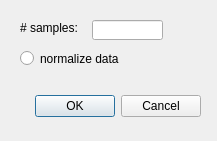
Above: InversePM/GenerateSamplesWidget.ui from gnishida/LSystem before the change. Below: the same form after it.
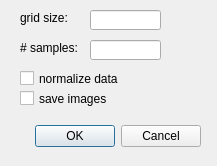
That is the form after the change.

What changed in the file:
```diff
--- a/InversePM/GenerateSamplesWidget.ui
+++ b/InversePM/GenerateSamplesWidget.ui
@@ -7,7 +7,7 @@
     <x>0</x>
     <y>0</y>
     <width>217</width>
-    <height>141</height>
+    <height>166</height>
    </rect>
   </property>
   <property name="windowTitle">
@@ -17,7 +17,7 @@
    <property name="geometry">
     <rect>
      <x>10</x>
-     <y>90</y>
+     <y>120</y>
      <width>191</width>
      <height>33</height>
     </rect>
@@ -71,7 +71,7 @@
    <property name="geometry">
     <rect>
      <x>20</x>
-     <y>20</y>
+     <y>40</y>
      <width>61</width>
      <height>16</height>
     </rect>
@@ -83,19 +83,42 @@
   <widget class="QLineEdit" name="lineEditNumSamples">
    <property name="geometry">
     <rect>
-     <x>92</x>
-     <y>20</y>
+     <x>90</x>
+     <y>40</y>
      <width>71</width>
      <height>20</height>
     </rect>
    </property>
   </widget>
-  <widget class="QRadioButton" name="radioButtonNormalizeData">
+  <widget class="QLabel" name="label_2">
    <property name="geometry">
     <rect>
      <x>20</x>
-     <y>50</y>
-     <width>111</width>
+     <y>10</y>
+     <width>61</width>
+     <height>16</height>
+    </rect>
+   </property>
+   <property name="text">
+    <string>grid size:</string>
+   </property>
+  </widget>
+  <widget class="QLineEdit" name="lineEditNumGrid">
+   <property name="geometry">
+    <rect>
+     <x>90</x>
+     <y>10</y>
+     <width>71</width>
+     <height>20</height>
+    </rect>
+   </property>
+  </widget>
+  <widget class="QCheckBox" name="checkBoxNormalizeData">
+   <property name="geometry">
+    <rect>
+     <x>20</x>
+     <y>70</y>
+     <width>121</width>
      <height>17</height>
     </rect>
    </property>
@@ -103,6 +126,19 @@
     <string>normalize data</string>
    </property>
   </widget>
+  <widget class="QCheckBox" name="checkBoxSaveImages">
+   <property name="geometry">
+    <rect>
+     <x>20</x>
+     <y>90</y>
+     <width>121</width>
+     <height>17</height>
+    </rect>
+   </property>
+   <property name="text">
+    <string>save images</string>
+   </property>
+  </widget>
  </widget>
  <resources/>
  <connections>
```
